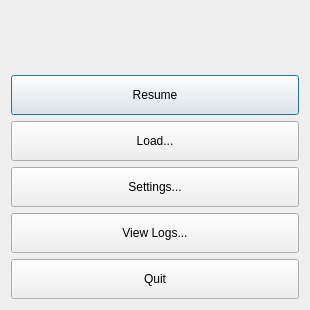
Before: the Qt Designer form Thermite/ui/MainMenu.ui in inniyah/thermite3d, drawn with Qt 5.
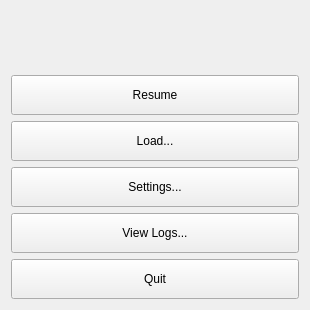
After: the same form once the commit is applied. Icons and pictures are not drawn.

```diff
--- a/Thermite/ui/MainMenu.ui
+++ b/Thermite/ui/MainMenu.ui
@@ -1,7 +1,7 @@
 <?xml version="1.0" encoding="UTF-8"?>
 <ui version="4.0">
  <class>MainMenu</class>
- <widget class="QDialog" name="MainMenu">
+ <widget class="QWidget" name="MainMenu">
   <property name="geometry">
    <rect>
     <x>0</x>
```
